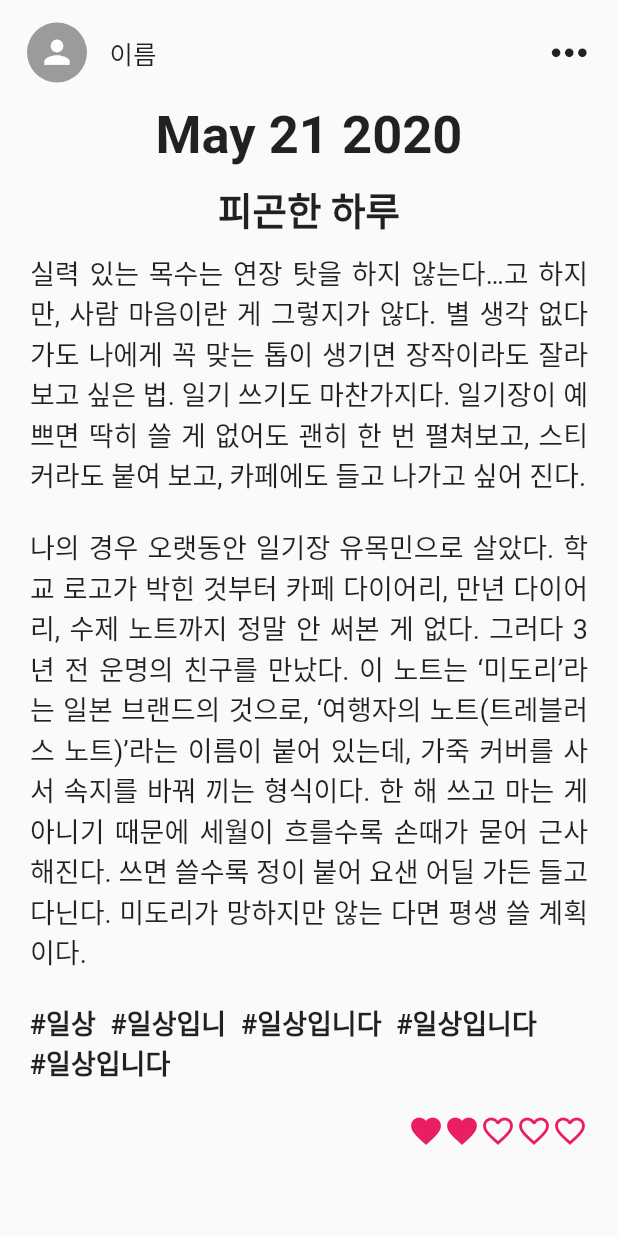
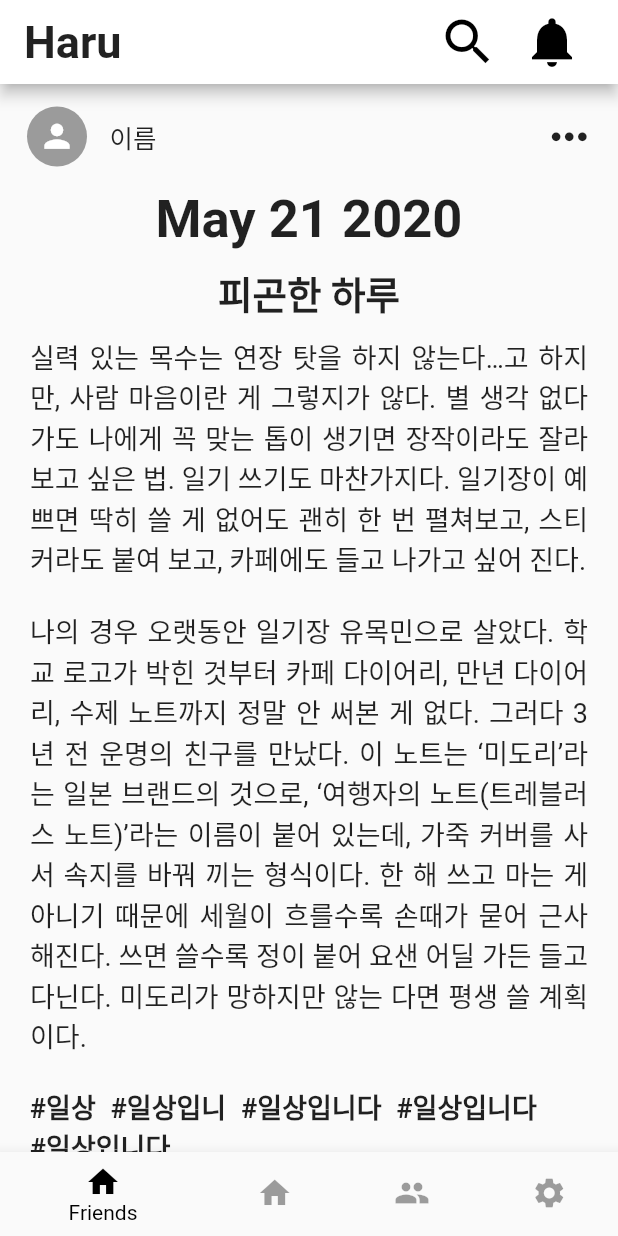
Before and after one commit to haru-app/haru-app, a Flutter app: the MyDiary screen opened directly, on a phone screen of 412 x 824 dp. Run offline on Flutter 3.47's test engine with Material 2 defaults, Android fonts, the phone set to English and light mode, and no system bars; our stand-ins replace flushbar, shared_preferences; accounts and stored records are empty.

Commit message:
바텀바 수정 완료

```diff
--- a/lib/main.dart
+++ b/lib/main.dart
@@ -2,6 +2,7 @@ import 'package:flutter/cupertino.dart';
 import 'package:flutter/material.dart';
 import 'package:flutter_localizations/flutter_localizations.dart';
 import 'package:haruapp/pages/router.dart';
+import 'package:haruapp/providers/bottom_navigation.dart';
 import 'package:haruapp/providers/code.dart';
 import 'package:haruapp/providers/sub_page.dart';
 import 'package:haruapp/providers/user.dart';
@@ -25,7 +26,9 @@ class MyApp extends StatelessWidget {
           ChangeNotifierProvider<UserProvider>(create: (_) => UserProvider()),
           ChangeNotifierProvider<CodeProvider>(create: (_) => CodeProvider()),
           ChangeNotifierProvider<SubPageProvider>(
-              create: (_) => SubPageProvider())
+              create: (_) => SubPageProvider()),
+          ChangeNotifierProvider<BottomNavigationProvider>(
+              create: (_) => BottomNavigationProvider())
         ],
         child: MaterialApp(
           title: 'Haru',
--- a/lib/pages/main/friends/friends_view.dart
+++ b/lib/pages/main/friends/friends_view.dart
@@ -1,14 +1,10 @@
 import 'package:flutter/material.dart';
 import 'package:flutter/cupertino.dart';
-import 'package:haruapp/pages/main/friends/friends_diary.dart';
-import 'package:haruapp/pages/main/main.dart';
 import 'package:haruapp/providers/sub_page.dart';
 import 'package:haruapp/services/friend.dart';
 import 'package:haruapp/services/friend_request.dart';
 import 'package:haruapp/widgets/common/alert_bar.dart';
 import 'package:haruapp/widgets/common/top_bar.dart';
-import 'package:haruapp/pages/main/setting/setting.dart';
-import 'package:haruapp/widgets/common/bottom_bar.dart';
 import 'package:provider/provider.dart';
 
 import 'friends.dart';
--- a/lib/pages/main/my/my_diary.dart
+++ b/lib/pages/main/my/my_diary.dart
@@ -1,20 +1,17 @@
 import 'package:flutter/material.dart';
-import 'package:flutter/rendering.dart';
-import 'package:haruapp/providers/sub_page.dart';
-import 'package:haruapp/utils/validator.dart';
-import 'package:haruapp/widgets/common/alert_bar.dart';
-import 'package:haruapp/widgets/common/dropdown_box.dart';
-import 'package:haruapp/widgets/common/input_box.dart';
-import 'package:haruapp/widgets/common/input_form.dart';
+import 'package:haruapp/widgets/common/bottom_navigation.dart';
+import 'package:haruapp/widgets/common/top_bar.dart';
 import 'package:haruapp/widgets/common/writing.dart';
-import 'package:provider/provider.dart';
-import 'package:haruapp/providers/user.dart';
-import 'package:haruapp/services/diary.dart';
-import 'package:haruapp/providers/code.dart';
 
 class MyDiary extends StatelessWidget {
   @override
   Widget build(BuildContext context) {
-    return Scaffold(body: Writing());
+    return Scaffold(
+      appBar: AppBar(
+        title: TopBar(),
+      ),
+      body: Writing(),
+      bottomNavigationBar: BottomNavigation(),
+    );
   }
 }
--- a/lib/pages/main/my/my_diary_list.dart
+++ b/lib/pages/main/my/my_diary_list.dart
@@ -281,7 +281,7 @@ class _MyNoteBook extends StatelessWidget {
       onTap: () {},
       child: GestureDetector(
         onTap: () {
-          Navigator.pushNamed(context, '/my/diary-list');
+          Navigator.pushNamed(context, '/main/my/diary');
         },
         child: Container(
           padding: EdgeInsets.all(15.0),
--- a/lib/pages/router.dart
+++ b/lib/pages/router.dart
@@ -2,10 +2,11 @@ import 'package:flutter/material.dart';
 import 'package:haruapp/pages/auth/login.dart';
 import 'package:haruapp/pages/auth/register.dart';
 import 'package:haruapp/pages/main/main.dart';
+import 'package:haruapp/pages/main/my/my_diary.dart';
 
 final routes = {
   '/login': (BuildContext context) => LoginPage(),
   '/register': (BuildContext context) => RegisterPage(),
   '/main': (BuildContext context) => MainPage(),
-  '/my/diary-list': (BuildContext context) => MainPage()
+  '/main/my/diary': (BuildContext context) => MyDiary(),
 };
--- /dev/null
+++ b/lib/providers/bottom_navigation.dart
@@ -0,0 +1,12 @@
+import 'package:flutter/material.dart';
+import 'package:haruapp/pages/main/my/my_diary_list.dart';
+
+class BottomNavigationProvider with ChangeNotifier {
+  int _currentIndex = 0;
+
+  int get currentIndex => _currentIndex;
+  set currentIndex(int value) {
+    _currentIndex = value;
+    notifyListeners();
+  }
+}
--- /dev/null
+++ b/lib/widgets/common/bottom_navigation.dart
@@ -0,0 +1,50 @@
+import 'package:flutter/material.dart';
+import 'package:haruapp/providers/bottom_navigation.dart';
+import 'package:provider/provider.dart';
+
+class BottomNavigation extends StatelessWidget {
+  int _currentIndex = 0;
+  @override
+  Widget build(BuildContext context) {
+    final bottomNagivation =
+        Provider.of<BottomNavigationProvider>(context, listen: true);
+    _currentIndex = bottomNagivation.currentIndex;
+    return BottomNavigationBar(
+      selectedItemColor: Colors.black,
+      unselectedItemColor: Colors.black38,
+      currentIndex: _currentIndex,
+      items: [
+        BottomNavigationBarItem(
+          label: 'Friends',
+          icon: Icon(
+            Icons.home,
+          ),
+        ),
+        BottomNavigationBarItem(
+          label: 'Friends',
+          icon: Icon(
+            Icons.home,
+          ),
+        ),
+        BottomNavigationBarItem(
+          label: 'Friends',
+          icon: Icon(
+            Icons.people,
+          ),
+        ),
+        BottomNavigationBarItem(
+          label: 'Friends',
+          icon: Icon(
+            Icons.settings,
+          ),
+        ),
+      ],
+      onTap: (index) {
+        bottomNagivation.currentIndex = index;
+        if (!(new RegExp(r'^\/main\/.+\/.+')
+            .hasMatch(ModalRoute.of(context).settings.name))) return;
+        Navigator.pushNamedAndRemoveUntil(context, '/main', (route) => false);
+      },
+    );
+  }
+}
--- a/lib/widgets/common/search_screen.dart
+++ b/lib/widgets/common/search_screen.dart
@@ -3,7 +3,6 @@ import 'package:flutter/rendering.dart';
 import 'package:haruapp/pages/main/friends/friends_view.dart';
 import 'package:haruapp/providers/sub_page.dart';
 import 'package:haruapp/services/user.dart';
-import 'package:haruapp/widgets/common/bottom_bar.dart';
 import 'package:provider/provider.dart';
 
 class SearchScreen extends StatefulWidget {
--- a/pubspec.yaml
+++ b/pubspec.yaml
@@ -17,7 +17,6 @@ dependencies:
   flushbar: ^1.10.4
   provider: ^4.1.3
   shared_preferences: ^0.5.7+3
-  custom_navigator: ^0.2.0
 
 dev_dependencies:
   flutter_test:
```
Also changed, not shown: lib/pages/main/home/home.dart (+2 -5 lines), lib/pages/main/main.dart (+17 -10 lines), lib/widgets/common/bottom_bar.dart (deleted, +0 -58 lines).
